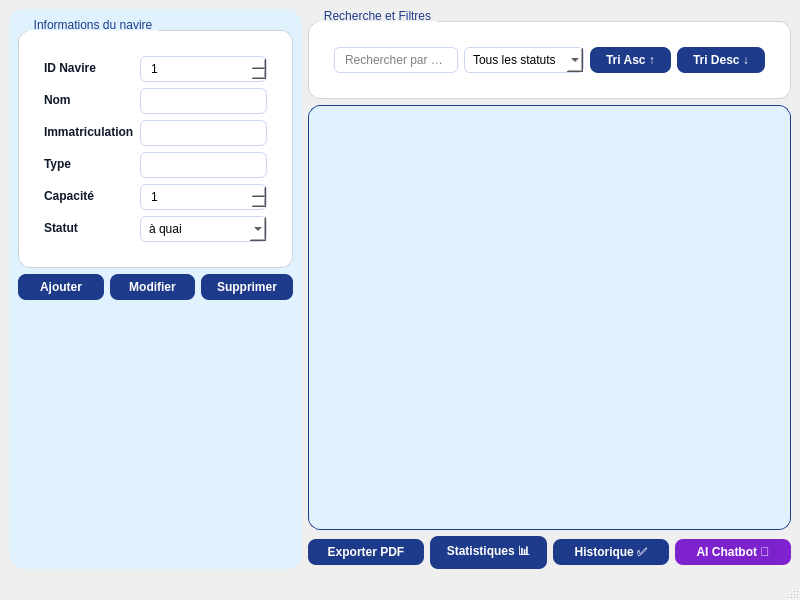
Esprit-UP-Algo/projetcpp2526-s2-2a6-smart-fishing-port-management, file projet_kadi/navire.ui: the form before one commit.
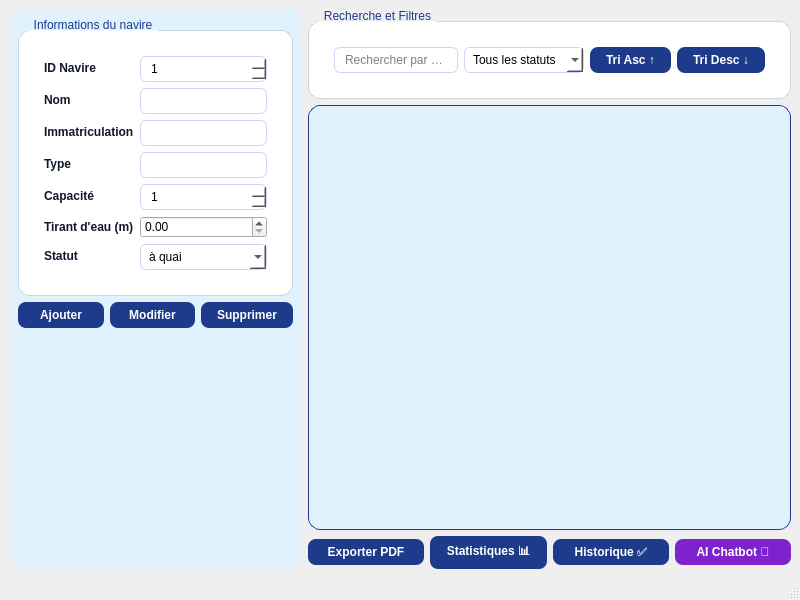
The form after the commit.

Commit message:
feat(navire): ajout colonne TIRAN_DEAU et sélection colonnes PDF
- Ajout du champ tirant d'eau (NUMBER 5,2) dans le formulaire, CRUD, archive et historique
- Export PDF avec dialog de sélection des colonnes à inclure

The edit to the form file:
```diff
--- a/projet_kadi/navire.ui
+++ b/projet_kadi/navire.ui
@@ -160,13 +160,33 @@
             </widget>
            </item>
            <item row="5" column="0">
+            <widget class="QLabel" name="label_tiran_deau">
+             <property name="text">
+              <string>Tirant d'eau (m)</string>
+             </property>
+            </widget>
+           </item>
+           <item row="5" column="1">
+            <widget class="QDoubleSpinBox" name="doubleSpinBox_tiran_deau">
+             <property name="minimum">
+              <double>0.00</double>
+             </property>
+             <property name="maximum">
+              <double>999.99</double>
+             </property>
+             <property name="decimals">
+              <number>2</number>
+             </property>
+            </widget>
+           </item>
+           <item row="6" column="0">
             <widget class="QLabel" name="label_statut">
              <property name="text">
               <string>Statut</string>
              </property>
             </widget>
            </item>
-           <item row="5" column="1">
+           <item row="6" column="1">
             <widget class="QComboBox" name="comboBox_statut">
              <item>
               <property name="text">
```
The commit also changes 2 other files.
